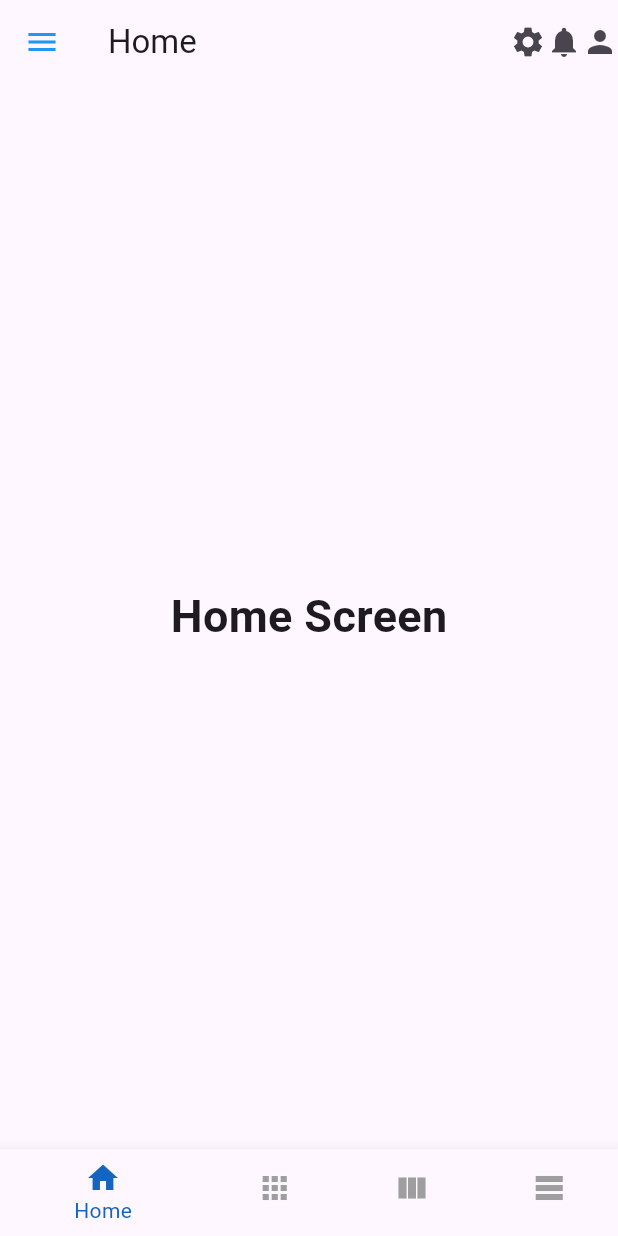
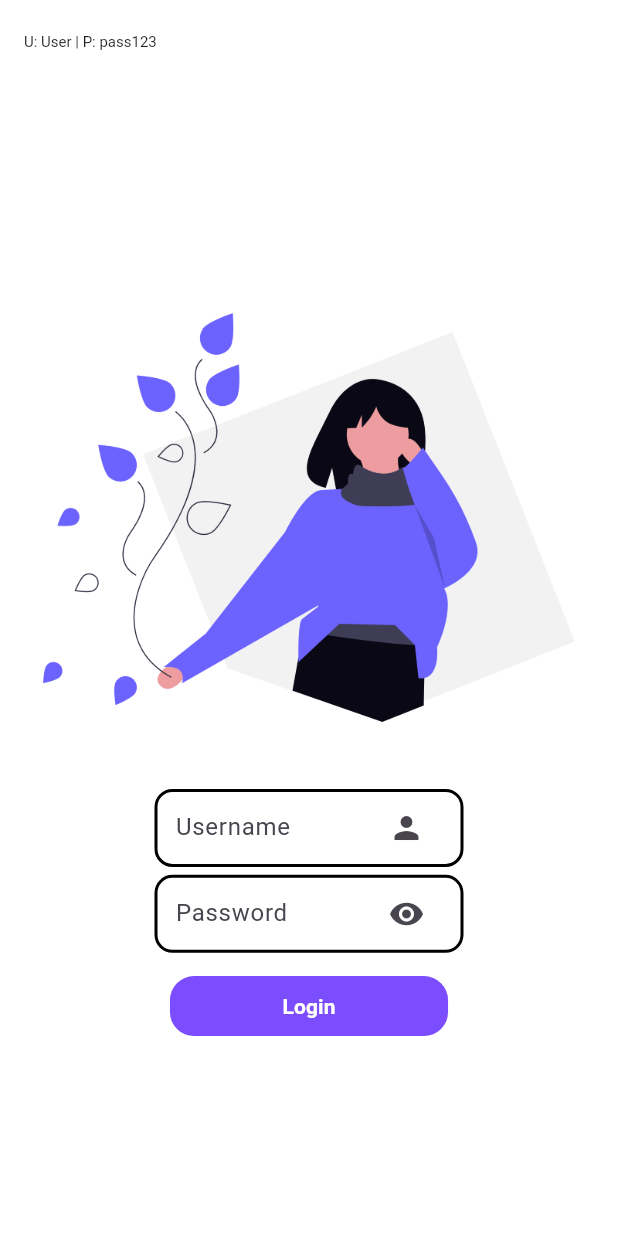
Before and after one commit to Maruuu1101110/Temp, a Flutter app: the screen it shows after launch, on a phone screen of 412 x 824 dp. Run offline on Flutter 3.47's test engine with Material 3 defaults, Android fonts, the phone set to English and light mode, and no system bars.

Commit message:
login page

```diff
--- a/lib/main.dart
+++ b/lib/main.dart
@@ -1,5 +1,6 @@
 import 'package:flutter/material.dart';
-import 'package:trial/practice_file.dart';
+// import 'package:trial/practice_file.dart';
+import 'package:trial/practice_files/login_page.dart';
 
 void main() {
   runApp(const MyApp());
@@ -16,7 +17,7 @@ class MyApp extends StatelessWidget {
       theme: ThemeData(
         colorScheme: ColorScheme.fromSeed(seedColor: Colors.deepPurple),
       ),
-      home: PracticeFile(),
+      home: LoginPage(),
     );
   }
 }
--- /dev/null
+++ b/lib/practice_files/login_page.dart
@@ -0,0 +1,171 @@
+import 'package:flutter/material.dart';
+import 'package:trial/practice_file.dart';
+
+class LoginPage extends StatefulWidget {
+  const LoginPage({super.key});
+
+  @override
+  State<LoginPage> createState() => _LoginPageState();
+}
+
+class _LoginPageState extends State<LoginPage> {
+  final TextEditingController _unameController = TextEditingController();
+  final TextEditingController _passController = TextEditingController();
+
+  final String _pretendUser = "User";
+  final String _pretendPass = "pass123";
+
+  bool obsText = true;
+
+  void verifyCredentials() {
+    if (_unameController.text == _pretendUser &&
+        _passController.text == _pretendPass) {
+      Navigator.push(
+        context,
+        PageRouteBuilder(
+          pageBuilder: (context, animation, secondaryAnimation) =>
+              PracticeFile(),
+        ),
+      );
+    } else if (_unameController.text.isEmpty || _passController.text.isEmpty) {
+      ScaffoldMessenger.of(context).showSnackBar(
+        SnackBar(
+          behavior: SnackBarBehavior.floating,
+          width: 200,
+          elevation: 10,
+          backgroundColor: Colors.deepPurpleAccent.shade100,
+          content: Text(
+            "Enter a valid input",
+            style: TextStyle(fontSize: 16, color: Colors.white),
+            textAlign: TextAlign.center,
+          ),
+        ),
+      );
+    } else {
+      ScaffoldMessenger.of(context).showSnackBar(
+        SnackBar(
+          behavior: SnackBarBehavior.floating,
+          width: 200,
+          elevation: 10,
+          backgroundColor: Colors.deepPurpleAccent.shade100,
+          content: Text(
+            "Wrong Credentials",
+            style: TextStyle(fontSize: 16, color: Colors.white),
+            textAlign: TextAlign.center,
+          ),
+        ),
+      );
+    }
+  }
+
+  Widget _createLoginForm(screenWidth) {
+    return SizedBox(
+      width: screenWidth < 1100 ? screenWidth * 0.5 : 500,
+      height: 170,
+      child: Column(
+        mainAxisAlignment: MainAxisAlignment.spaceAround,
+        children: <Widget>[
+          Container(
+            padding: EdgeInsets.symmetric(horizontal: 12),
+            decoration: BoxDecoration(
+              border: Border.all(width: 2),
+              borderRadius: BorderRadius.circular(12),
+            ),
+            child: TextFormField(
+              textAlignVertical: TextAlignVertical.center,
+              controller: _unameController,
+              decoration: InputDecoration(
+                hintText: "Username",
+                border: InputBorder.none,
+                suffixIcon: Padding(
+                  padding: const EdgeInsets.all(8.0),
+                  child: Icon(Icons.person),
+                ),
+              ),
+            ),
+          ),
+          Container(
+            padding: EdgeInsets.symmetric(horizontal: 12),
+            decoration: BoxDecoration(
+              border: Border.all(width: 2),
+              borderRadius: BorderRadius.circular(12),
+            ),
+            child: TextFormField(
+              textAlignVertical: TextAlignVertical.center,
+              obscureText: obsText,
+              controller: _passController,
+              decoration: InputDecoration(
+                hintText: "Password",
+                border: InputBorder.none,
+                suffixIcon: IconButton(
+                  tooltip: obsText ? "Show" : "Hide",
+                  onPressed: () => setState(() {
+                    obsText = !obsText;
+                  }),
+                  icon: Icon(
+                    obsText
+                        ? Icons.remove_red_eye_sharp
+                        : Icons.remove_red_eye_outlined,
+                  ),
+                ),
+              ),
+            ),
+          ),
+          SizedBox(height: 5),
+          Container(
+            width: screenWidth < 700 ? screenWidth * 0.45 : 450,
+            height: 40,
+            decoration: BoxDecoration(
+              color: Colors.deepPurpleAccent,
+              borderRadius: BorderRadius.circular(16),
+            ),
+            child: TextButton(
+              onPressed: verifyCredentials,
+              child: Text(
+                "Login",
+                style: TextStyle(
+                  color: Colors.white,
+                  fontWeight: FontWeight.bold,
+                ),
+              ),
+            ),
+          ),
+        ],
+      ),
+    );
+  }
+
+  @override
+  Widget build(BuildContext context) {
+    late final screenWidth = MediaQuery.of(context).size.width.toInt();
+    bool isMobile = screenWidth < 1100;
+    debugPrint("Screen WIDTH: $screenWidth");
+    return SafeArea(
+      child: Scaffold(
+        backgroundColor: Colors.white,
+        appBar: AppBar(
+          title: Text("U: User | P: pass123", style: TextStyle(fontSize: 10)),
+          backgroundColor: Colors.white,
+        ),
+        body: Center(
+          child: Flex(
+            mainAxisAlignment: isMobile
+                ? MainAxisAlignment.center
+                : MainAxisAlignment.spaceEvenly,
+            crossAxisAlignment: CrossAxisAlignment.center,
+            direction: isMobile ? Axis.vertical : Axis.horizontal,
+            children: [
+              SizedBox(
+                width: isMobile ? 500 : (screenWidth / 2) * 0.9,
+
+                child: Image.asset("assets/login_image.png"),
+              ),
+              SizedBox(height: 20),
+              _createLoginForm(screenWidth),
+            ],
+          ),
+        ),
+      ),
+    );
+  }
+}
```
Also changed, not shown: lib/practice_file.dart (+9 -1 lines), lib/practice_files/landing_page.dart (added, +15 -0 lines), pubspec.yaml (+2 -41 lines), assets/login_image.png (added), 51 other files.
